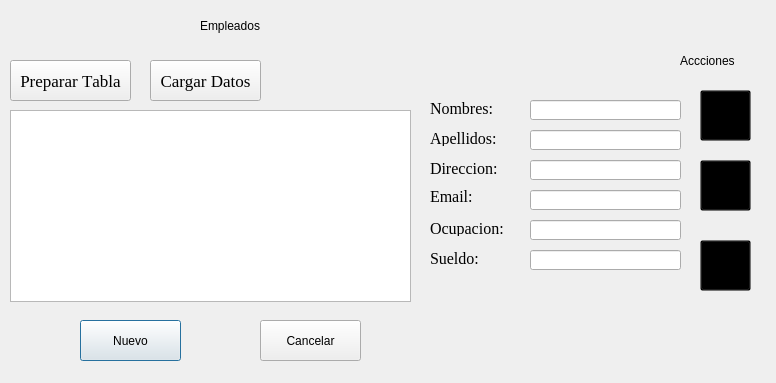
Before: the Qt Designer form Sistema_de_Registro_de_Hotel/gui_index_empleado.ui in JeffersonFarCar/Sistema-de-Registro-de-Hotel, drawn with Qt 5.
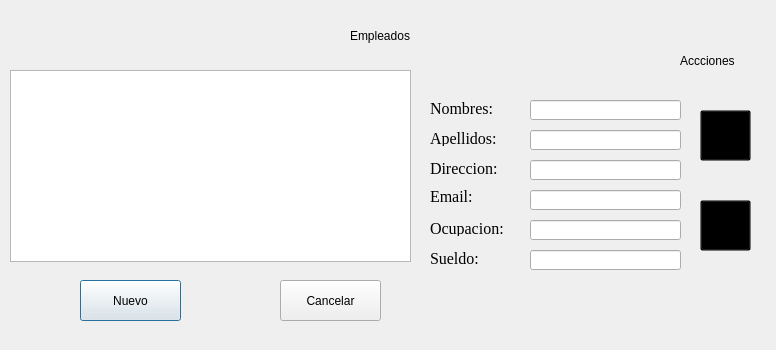
After: the same form once the commit is applied. Icons and pictures are not drawn.

Commit message: Empleado-BD

```diff
--- a/Sistema_de_Registro_de_Hotel/gui_index_empleado.ui
+++ b/Sistema_de_Registro_de_Hotel/gui_index_empleado.ui
@@ -7,7 +7,7 @@
     <x>0</x>
     <y>0</y>
     <width>776</width>
-    <height>383</height>
+    <height>350</height>
    </rect>
   </property>
   <property name="windowTitle">
@@ -17,7 +17,7 @@
    <property name="geometry">
     <rect>
      <x>80</x>
-     <y>320</y>
+     <y>280</y>
      <width>101</width>
      <height>41</height>
     </rect>
@@ -49,7 +49,7 @@
    <property name="geometry">
     <rect>
      <x>700</x>
-     <y>160</y>
+     <y>110</y>
      <width>51</width>
      <height>51</height>
     </rect>
@@ -72,8 +72,8 @@
   <widget class="QLabel" name="label_3">
    <property name="geometry">
     <rect>
-     <x>200</x>
-     <y>10</y>
+     <x>350</x>
+     <y>20</y>
      <width>141</width>
      <height>31</height>
     </rect>
@@ -85,35 +85,11 @@
     <string>Empleados</string>
    </property>
   </widget>
-  <widget class="QPushButton" name="view_registros_button">
-   <property name="geometry">
-    <rect>
-     <x>700</x>
-     <y>90</y>
-     <width>51</width>
-     <height>51</height>
-    </rect>
-   </property>
-   <property name="styleSheet">
-    <string notr="true">#view_registros_button{
-	background-color: transparent;
-	border-image: url(:/imagenes/imagenes/view_unpressed.png);
-}
-
-#view_registros_button:pressed{
-	background-color: transparent;
-	border-image: url(:/imagenes/imagenes/view_pressed.png);
-}</string>
-   </property>
-   <property name="text">
-    <string/>
-   </property>
-  </widget>
   <widget class="QPushButton" name="Cancelar_button">
    <property name="geometry">
     <rect>
-     <x>260</x>
-     <y>320</y>
+     <x>280</x>
+     <y>280</y>
      <width>101</width>
      <height>41</height>
     </rect>
@@ -125,62 +101,11 @@
     <string>Cancelar</string>
    </property>
   </widget>
-  <widget class="QPushButton" name="CargarDatos_button">
-   <property name="geometry">
-    <rect>
-     <x>150</x>
-     <y>60</y>
-     <width>111</width>
-     <height>41</height>
-    </rect>
-   </property>
-   <property name="font">
-    <font>
-     <family>Times New Roman</family>
-     <pointsize>13</pointsize>
-     <weight>9</weight>
-     <italic>false</italic>
-     <bold>false</bold>
-    </font>
-   </property>
-   <property name="styleSheet">
-    <string notr="true">font: 75 13pt &quot;Times New Roman&quot;;</string>
-   </property>
-   <property name="text">
-    <string>Cargar Datos</string>
-   </property>
-  </widget>
-  <widget class="QPushButton" name="PrepararTabla_button">
-   <property name="geometry">
-    <rect>
-     <x>10</x>
-     <y>60</y>
-     <width>121</width>
-     <height>41</height>
-    </rect>
-   </property>
-   <property name="font">
-    <font>
-     <family>Times New Roman</family>
-     <pointsize>13</pointsize>
-     <weight>9</weight>
-     <italic>false</italic>
-     <bold>false</bold>
-     <kerning>false</kerning>
-    </font>
-   </property>
-   <property name="styleSheet">
-    <string notr="true">font: 75 13pt &quot;Times New Roman&quot;;</string>
-   </property>
-   <property name="text">
-    <string>Preparar Tabla</string>
-   </property>
-  </widget>
   <widget class="QTableWidget" name="tableWidget">
    <property name="geometry">
     <rect>
      <x>10</x>
-     <y>110</y>
+     <y>70</y>
      <width>401</width>
      <height>192</height>
     </rect>
@@ -190,7 +115,7 @@
    <property name="geometry">
     <rect>
      <x>700</x>
-     <y>240</y>
+     <y>200</y>
      <width>51</width>
      <height>51</height>
     </rect>
```
The commit also changes 12 other files.
